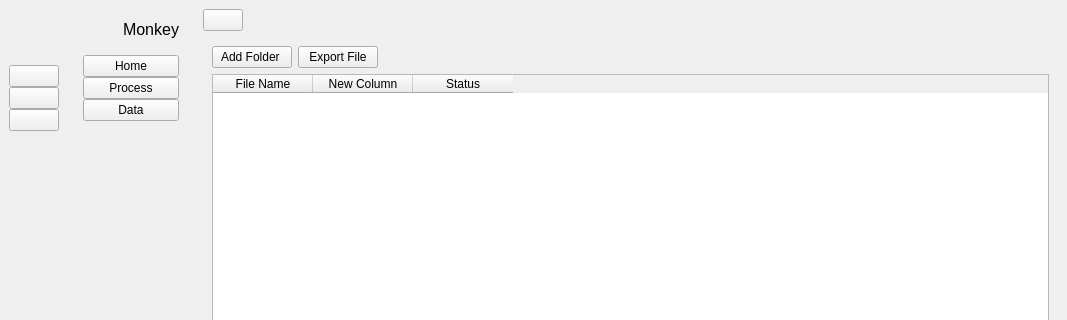
This is Monkey_Project/monkey_project2.ui in jrj02/Software-Engineering-Group-Project as Qt 5 draws it before an edit; both pictures show x 0 to 1067 and y 0 to 320 of the 1067 by 650 pixel window. The edited form follows.
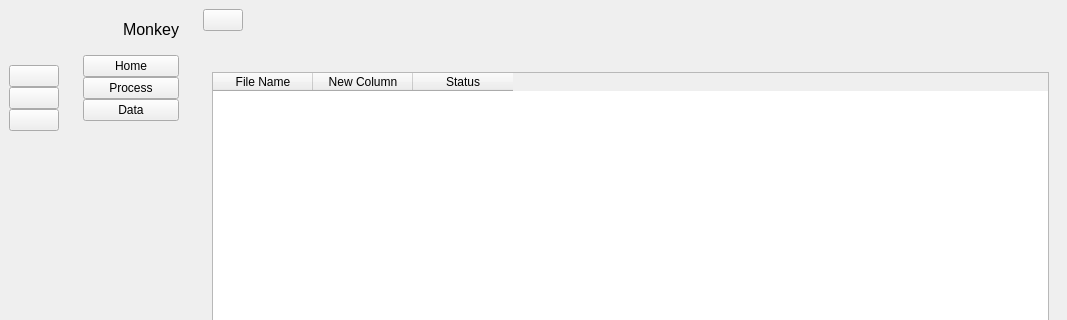
This is the edited form. The open tabs and pages were chosen to show the change. Icons and pictures are not drawn.

Commit message:
Add Export Files, Add Folders and other changes
separated custom logic from the .py file generated by designer:
auto-generated code is now in ui_GUI.py
custom logic is now in GUI_new.py, please run this for now
GUI.py is not changed

in .ui file, some pushbuttons are renamed and moved

Patch:
```diff
--- a/Monkey_Project/monkey_project2.ui
+++ b/Monkey_Project/monkey_project2.ui
@@ -413,6 +413,25 @@
          </widget>
          <widget class="QWidget" name="page_2">
           <layout class="QGridLayout" name="gridLayout_11">
+           <item row="1" column="0">
+            <widget class="QTableWidget" name="tableWidget">
+             <column>
+              <property name="text">
+               <string>File Name</string>
+              </property>
+             </column>
+             <column>
+              <property name="text">
+               <string>New Column</string>
+              </property>
+             </column>
+             <column>
+              <property name="text">
+               <string>Status</string>
+              </property>
+             </column>
+            </widget>
+           </item>
            <item row="0" column="0">
             <widget class="QWidget" name="widget_2" native="true">
              <layout class="QGridLayout" name="gridLayout_10">
@@ -428,34 +447,7 @@
               <property name="bottomMargin">
                <number>0</number>
               </property>
-              <item row="0" column="1">
-               <widget class="QPushButton" name="pushButton_2">
-                <property name="text">
-                 <string>Export File</string>
-                </property>
-               </widget>
-              </item>
               <item row="0" column="0">
-               <widget class="QPushButton" name="pushButton">
-                <property name="text">
-                 <string>Add Folder </string>
-                </property>
-                <property name="icon">
-                 <iconset resource="resource.qrc">
-                  <normaloff>:/icon/icon/add-folder-64.png</normaloff>:/icon/icon/add-folder-64.png</iconset>
-                </property>
-                <property name="iconSize">
-                 <size>
-                  <width>16</width>
-                  <height>16</height>
-                 </size>
-                </property>
-                <property name="checkable">
-                 <bool>false</bool>
-                </property>
-               </widget>
-              </item>
-              <item row="0" column="2">
                <spacer name="horizontalSpacer_2">
                 <property name="orientation">
                  <enum>Qt::Horizontal</enum>
@@ -471,25 +463,6 @@
              </layout>
             </widget>
            </item>
-           <item row="1" column="0">
-            <widget class="QTableWidget" name="tableWidget">
-             <column>
-              <property name="text">
-               <string>File Name</string>
-              </property>
-             </column>
-             <column>
-              <property name="text">
-               <string>New Column</string>
-              </property>
-             </column>
-             <column>
-              <property name="text">
-               <string>Status</string>
-              </property>
-             </column>
-            </widget>
-           </item>
           </layout>
          </widget>
          <widget class="QWidget" name="page_3">
```
Left out of the diff: 39 changed lines with no effect on the pictures. The commit also changes 2 other files.
